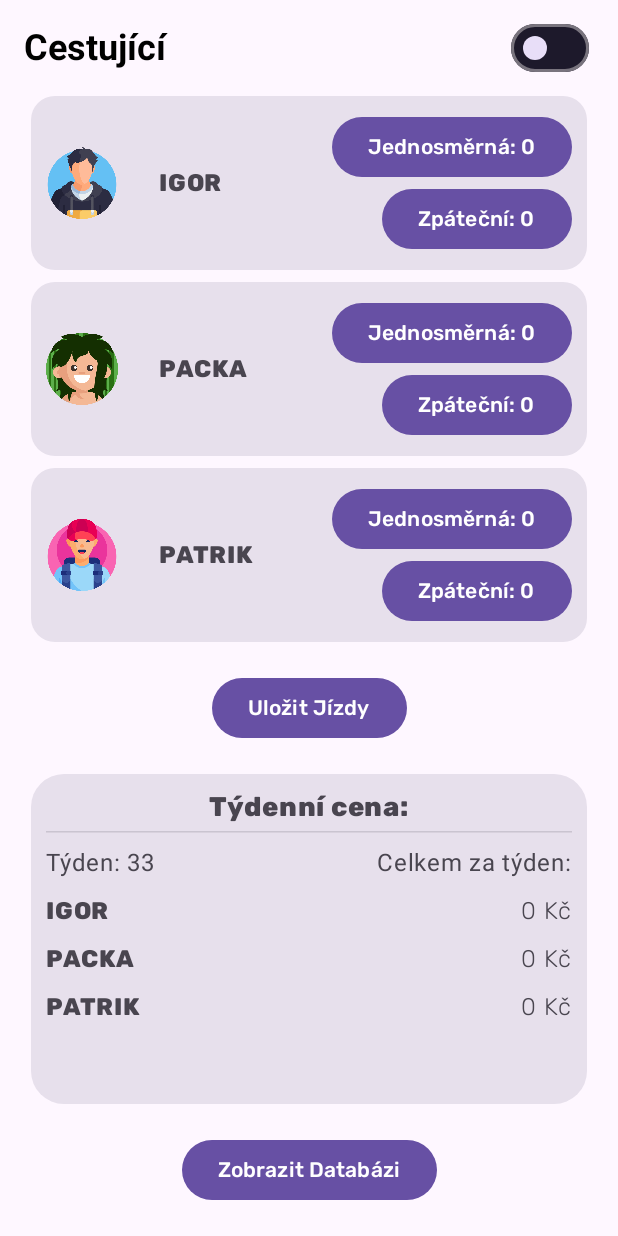
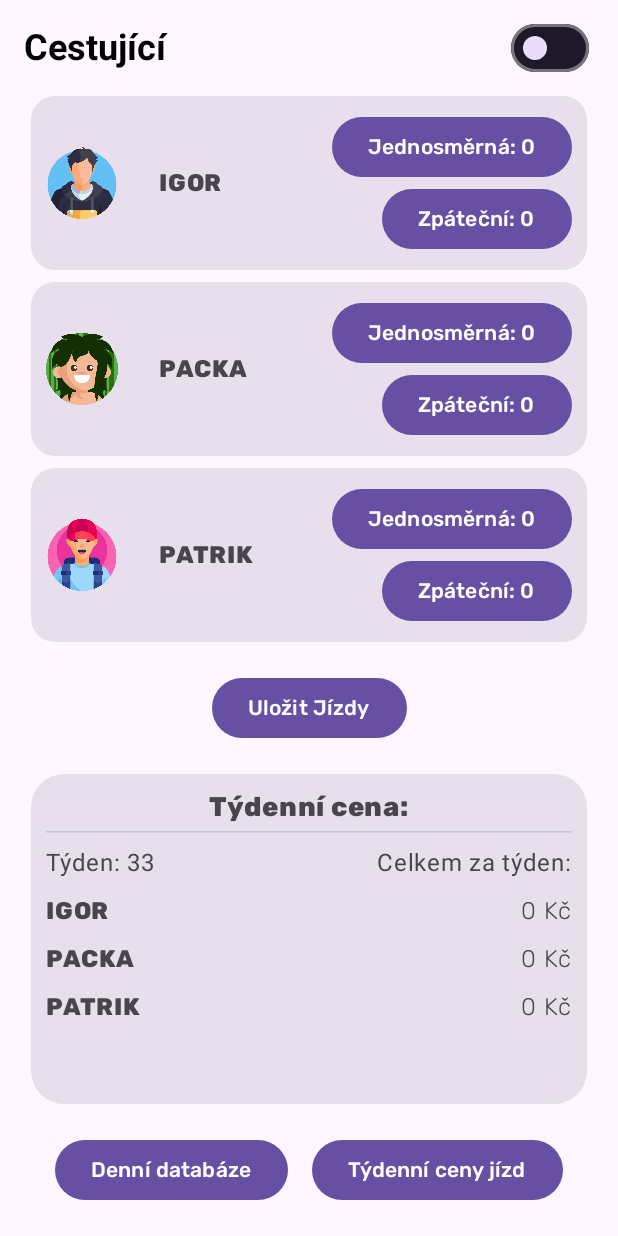
Before and after one commit to bphaggard/JardaTaxi, an Android app built with Jetpack Compose: the screen it shows after launch (MainActivity), on a phone screen of 412 x 824 dp. Run offline under Robolectric (Android 15) with nearby library versions, the phone set to English and light mode, and no system bars; our stand-ins replace Dagger/Hilt's generated code, Firebase (no records; nobody signed in at launch, a user with empty details on screens opened directly), accompanist.

Commit message:
přidáno ukládání cen jízd za týden a zobrazení z databáze

```diff
--- a/app/src/main/java/com/example/jardataxi/MainActivity.kt
+++ b/app/src/main/java/com/example/jardataxi/MainActivity.kt
@@ -40,9 +40,9 @@ class MainActivity : ComponentActivity() {
 
             JardaTaxiTheme(darkTheme = darkTheme.value) {
                 val status by connectivityObserver.observe().collectAsState(
-                    initial = ConnectivityObserver.Status.Unavailable
+                    initial = ConnectivityObserver.Status.Nedostupné
                 )
-                Toast.makeText(LocalContext.current, "Internet connection: $status", Toast.LENGTH_SHORT).show()
+                Toast.makeText(LocalContext.current, "Připojení k internetu: $status", Toast.LENGTH_SHORT).show()
                 Surface(
                     modifier = Modifier.fillMaxSize(),
                     color = MaterialTheme.colorScheme.background
--- a/app/src/main/java/com/example/jardataxi/domain/Passenger.kt
+++ b/app/src/main/java/com/example/jardataxi/domain/Passenger.kt
@@ -10,9 +10,9 @@ data class Passenger(
     val date: Timestamp = Timestamp.now()
 )
 
-data class PassengerCheckBoxState(
-    val igorBox: Boolean = false,
-    val packaBox: Boolean = false,
-    val patrikBox: Boolean = false,
-    val date: Timestamp = Timestamp.now()
+data class PassengersWeekValues(
+    val week: Int = 0,
+    val igorWeek: Int = 0,
+    val packaWeek: Int = 0,
+    val patrikWeek: Int = 0
 )
--- a/app/src/main/java/com/example/jardataxi/domain/model/PassengerRepository.kt
+++ b/app/src/main/java/com/example/jardataxi/domain/model/PassengerRepository.kt
@@ -1,13 +1,18 @@
 package com.example.jardataxi.domain.model
 
+import android.content.Context
+import android.widget.Toast
 import com.example.jardataxi.domain.Passenger
+import com.example.jardataxi.domain.PassengersWeekValues
 import com.google.firebase.Timestamp
 import com.google.firebase.firestore.FirebaseFirestore
 import com.google.firebase.firestore.Query
+import kotlinx.coroutines.Dispatchers
 import kotlinx.coroutines.channels.awaitClose
 import kotlinx.coroutines.flow.Flow
 import kotlinx.coroutines.flow.callbackFlow
 import kotlinx.coroutines.tasks.await
+import kotlinx.coroutines.withContext
 import java.time.Instant
 import javax.inject.Inject
 
@@ -15,14 +20,38 @@ class PassengerRepository @Inject constructor(
     private val db: FirebaseFirestore
 ) {
 
-    suspend fun addInput(dailyInput: Passenger) {
+    suspend fun addInput(dailyInput: Passenger, context: Context) {
         try {
             db.collection("dailyInputs")
                 .add(dailyInput)
                 .await()
         } catch (e: Exception) {
             e.printStackTrace()
+            withContext(Dispatchers.Main) {
+                Toast.makeText(context, "Nastala chyba při přidávání hodnoty. Zkuste to prosím znovu.", Toast.LENGTH_SHORT).show()
+            }
         }
+    }
+
+    suspend fun addWeekValue(weekValue: PassengersWeekValues, context: Context) {
+        try {
+            db.collection("weekValues")
+                .add(weekValue)
+                .await()
+        } catch (e: Exception) {
+            e.printStackTrace()
+            withContext(Dispatchers.Main) {
+                Toast.makeText(context, "Nastala chyba při přidávání hodnoty. Zkuste to prosím znovu.", Toast.LENGTH_SHORT).show()
+            }
+        }
+    }
+
+    suspend fun checkIfValuesExistForWeek(week: Int): Boolean {
+        val querySnapshot = db.collection("weekValues")
+            .whereEqualTo("week", week)
+            .get()
+            .await()
+        return !querySnapshot.isEmpty
     }
 
     suspend fun getPackaTotalForWeek(startDate: Instant, endDate: Instant): Int {
@@ -82,4 +111,17 @@ class PassengerRepository @Inject constructor(
             }
         awaitClose { listenerRegistration.remove() }
     }
+
+    fun getAllWeekValues(): Flow<List<PassengersWeekValues>> = callbackFlow {
+        val listenerRegistration = db.collection("weekValues")
+            .addSnapshotListener { snapshot, error ->
+                if (error != null) {
+                    close(error)
+                    return@addSnapshotListener
+                }
+                val weekValues = snapshot?.documents?.mapNotNull { it.toObject(PassengersWeekValues::class.java) } ?: emptyList()
+                trySend(weekValues)
+            }
+        awaitClose { listenerRegistration.remove() }
+    }
 }
--- a/app/src/main/java/com/example/jardataxi/presentation/ConnectivityObserver.kt
+++ b/app/src/main/java/com/example/jardataxi/presentation/ConnectivityObserver.kt
@@ -7,6 +7,6 @@ interface ConnectivityObserver {
     fun observe(): Flow<Status>
 
     enum class Status {
-        Available, Unavailable, Losing, Lost
+        Dostupné, Nedostupné, Slábnoucí, Ztracené
     }
 }
--- a/app/src/main/java/com/example/jardataxi/presentation/screens/HomeScreen.kt
+++ b/app/src/main/java/com/example/jardataxi/presentation/screens/HomeScreen.kt
@@ -64,9 +64,11 @@ fun HomeScreen(
 
     val context = LocalContext.current
     val currentWeek = remember { getCurrentWeek() }
-    val showDialog = remember { mutableStateOf(false) }
+    val showDayDialog = remember { mutableStateOf(false) }
+    val showWeekDialog = remember { mutableStateOf(false) }
 
     val passengersList by viewModel.getAllPassengers().collectAsState(initial = emptyList())
+    val weekValuesList by viewModel.getAllWeekValues().collectAsState(initial = emptyList())
 
     val packaWeeklyTotal by viewModel.packaWeeklyTotal.collectAsState()
     val igorWeeklyTotal by viewModel.igorWeeklyTotal.collectAsState()
@@ -75,9 +77,9 @@ fun HomeScreen(
     val isRefreshing by viewModel.isRefreshing.collectAsState()
     val swipeRefreshState = rememberSwipeRefreshState(isRefreshing = isRefreshing)
 
-    if (showDialog.value) {
+    if (showDayDialog.value) {
         AlertDialog(
-            onDismissRequest = { showDialog.value = false },
+            onDismissRequest = { showDayDialog.value = false },
             title = {
                 Column(
                     modifier = Modifier
@@ -93,7 +95,7 @@ fun HomeScreen(
                         DialogueText(title = "Igor")
                         DialogueText(title = "Packa")
                         DialogueText(title = "Patrik")
-                        DialogueText(title = "Date/Time")
+                        DialogueText(title = "Datum / Čas")
                     }
                     HorizontalDivider()
                     LazyColumn(
@@ -167,14 +169,119 @@ fun HomeScreen(
             },
             confirmButton = {
                 Button(onClick = {
-                    showDialog.value = false })
+                    showDayDialog.value = false })
                 {
                     Text(text = "Zavřít")
                 }
             },
             dismissButton = {
                 Button(onClick = {
-                    showDialog.value = false
+                    showDayDialog.value = false
+                    viewModel.deleteDatabase()
+                }) {
+                    Text(text = "Smazat Databázi")
+                }
+            }
+        )
+    }
+
+    if (showWeekDialog.value) {
+        AlertDialog(
+            onDismissRequest = { showWeekDialog.value = false },
+            title = {
+                Column(
+                    modifier = Modifier
+                        .fillMaxHeight(0.8f)
+                ) {
+                    Row(
+                        modifier = Modifier
+                            .fillMaxWidth()
+                            .padding(vertical = 8.dp),
+                        verticalAlignment = Alignment.CenterVertically,
+                        horizontalArrangement = Arrangement.SpaceBetween
+                    ) {
+                        DialogueText(title = "Igor")
+                        DialogueText(title = "Packa")
+                        DialogueText(title = "Patrik")
+                        DialogueText(title = "Týden")
+                    }
+                    HorizontalDivider()
+                    LazyColumn(
+                        modifier = Modifier
+                            .fillMaxHeight(),
+                        horizontalAlignment = Alignment.CenterHorizontally,
+                        verticalArrangement = Arrangement.Top
+                    ) {
+                        items(weekValuesList) {week ->
+                            Row(
+                                modifier = Modifier
+                                    .fillMaxWidth(),
+                                verticalAlignment = Alignment.CenterVertically,
+                                horizontalArrangement = Arrangement.SpaceBetween
+                            ) {
+                                Column(
+                                    modifier = Modifier
+                                        .fillMaxHeight()
+                                        .width(50.dp),
+                                    horizontalAlignment = Alignment.CenterHorizontally,
+                                    verticalArrangement = Arrangement.Center
+                                ) {
+                                    Text(
+                                        text = week.igorWeek.toString(),
+                                        fontSize = 12.sp
+                                    )
+                                }
+                                Column(
+                                    modifier = Modifier
+                                        .fillMaxHeight()
+                                        .width(50.dp),
+                                    horizontalAlignment = Alignment.CenterHorizontally,
+                                    verticalArrangement = Arrangement.Center
+                                ) {
+                                    Text(
+                                        text = week.packaWeek.toString(),
+                                        fontSize = 12.sp
+                                    )
+                                }
+                                Column(
+                                    modifier = Modifier
+                                        .fillMaxHeight()
+                                        .width(50.dp),
+                                    horizontalAlignment = Alignment.CenterHorizontally,
+                                    verticalArrangement = Arrangement.Center
+                                ) {
+                                    Text(
+                                        text = week.patrikWeek.toString(),
+                                        fontSize = 12.sp
+                                    )
+                                }
+                                Column(
+                                    modifier = Modifier
+                                        .fillMaxHeight()
+                                        .width(50.dp),
+                                    horizontalAlignment = Alignment.CenterHorizontally,
+                                    verticalArrangement = Arrangement.Center
+                                ) {
+                                    Text(
+                                        text = week.week.toString(),
+                                        fontSize = 12.sp
+                                    )
+                                }
+                            }
+                        }
+                    }
+                }
+            },
+            confirmButton = {
+                Button(onClick = {
+                    showWeekDialog.value = false })
+                {
+                    Text(text = "Zavřít")
+                }
+            },
+            dismissButton = {
+                Button(onClick = {
+                    showWeekDialog.value = false
                     viewModel.deleteDatabase()
                 }) {
                     Text(text = "Smazat Databázi")
@@ -289,16 +396,32 @@ fun HomeScreen(
                             }
                         }
                         Spacer(modifier = Modifier.height(20.dp))
+                        Row(
+                            modifier = Modifier.fillMaxWidth(0.9f),
+                            horizontalArrangement = Arrangement.SpaceEvenly
+                        ) {
                             Button(
                                 onClick = {
-                                showDialog.value = true
+                                    showDayDialog.value = true
                                 }
                             ) {
                                 Text(
-                                text = "Zobrazit Databázi",
+                                    text = "Denní databáze",
                                     fontFamily = rubikFamily,
                                     fontWeight = FontWeight.Medium
                                 )
+                            }
+                            Button(
+                                onClick = {
+                                    showWeekDialog.value = true
+                                }
+                            ) {
+                                Text(
+                                    text = "Týdenní ceny jízd",
+                                    fontFamily = rubikFamily,
+                                    fontWeight = FontWeight.Medium
+                                )
+                            }
                         }
                     }
                 }
--- a/app/src/main/java/com/example/jardataxi/presentation/screens/PassengerViewModel.kt
+++ b/app/src/main/java/com/example/jardataxi/presentation/screens/PassengerViewModel.kt
@@ -7,9 +7,12 @@ import androidx.compose.runtime.mutableStateOf
 import androidx.lifecycle.ViewModel
 import androidx.lifecycle.viewModelScope
 import com.example.jardataxi.domain.Passenger
+import com.example.jardataxi.domain.PassengersWeekValues
 import com.example.jardataxi.domain.model.PassengerRepository
+import com.example.jardataxi.presentation.getCurrentWeek
 import dagger.hilt.android.lifecycle.HiltViewModel
 import dagger.hilt.android.qualifiers.ApplicationContext
+import kotlinx.coroutines.delay
 import kotlinx.coroutines.flow.Flow
 import kotlinx.coroutines.flow.MutableStateFlow
 import kotlinx.coroutines.flow.StateFlow
@@ -20,6 +23,7 @@ import java.time.Instant
 import java.time.LocalDateTime
 import java.time.LocalTime
 import java.time.ZoneOffset
+import java.time.temporal.ChronoUnit
 import javax.inject.Inject
 
 @HiltViewModel
@@ -39,6 +43,7 @@ class PassengerViewModel @Inject constructor(
     fun refreshWeeklyTotals() {
         viewModelScope.launch {
             _isRefreshing.value = true
+            delay(1000L)
             fetchWeeklyTotals()
             _isRefreshing.value = false
         }
@@ -152,8 +157,14 @@ class PassengerViewModel @Inject constructor(
 
     fun addDailyInput(dailyInput: Passenger) {
         viewModelScope.launch {
-            repository.addInput(dailyInput)
+            repository.addInput(dailyInput, context)
             fetchWeeklyTotals() // Fetch weekly totals after adding data
+        }
+    }
+
+    fun addWeekValue(weekValue: PassengersWeekValues) {
+        viewModelScope.launch {
+            repository.addWeekValue(weekValue, context)
         }
     }
 
@@ -188,6 +199,7 @@ class PassengerViewModel @Inject constructor(
         getWeeklyTotal("patrik", startInstant, endInstant) { total ->
             _patrikWeeklyTotal.value = total
         }
+        saveWeeklyTotals()
     }
 
     private fun getWeeklyTotal(field: String, startDate: Instant, endDate: Instant, callback: (Int) -> Unit) {
@@ -202,8 +214,41 @@ class PassengerViewModel @Inject constructor(
         }
     }
 
+    private suspend fun areWeekValuesAlreadySaved(): Boolean {
+        val currentWeek = getCurrentWeek()
+        return repository.checkIfValuesExistForWeek(currentWeek)
+    }
+
+    //Saving weekly values to database
+    private fun saveWeeklyTotals() {
+        viewModelScope.launch {
+            val nowUtc = LocalDateTime.now(ZoneOffset.UTC)
+            val currentWeek = getCurrentWeek()
+
+            // Check if it's Saturday and values for the current week are not already stored
+            if (nowUtc.dayOfWeek == DayOfWeek.SATURDAY && !areWeekValuesAlreadySaved()) {
+                val weeklyValues = PassengersWeekValues(
+                    igorWeek = _igorWeeklyTotal.value,
+                    packaWeek = _packaWeeklyTotal.value,
+                    patrikWeek = _patrikWeeklyTotal.value,
+                    week = currentWeek
+                )
+
+                try {
+                    addWeekValue(weeklyValues)
+                } catch (e: Exception) {
+                    e.printStackTrace()
+                }
+            }
+        }
+    }
+
     fun getAllPassengers(): Flow<List<Passenger>> {
         return repository.getAllPassengers()
+    }
+
+    fun getAllWeekValues(): Flow<List<PassengersWeekValues>> {
+        return repository.getAllWeekValues()
     }
 
     fun deleteDatabase() {
```
Also changed, not shown: app/src/main/java/com/example/jardataxi/presentation/NetworkConnectivityObserver.kt (+4 -4 lines). Lines whose indentation alone changed are shown as unchanged.
